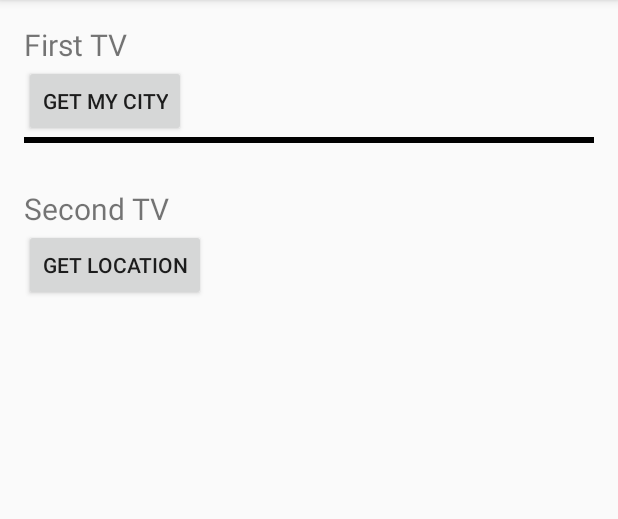
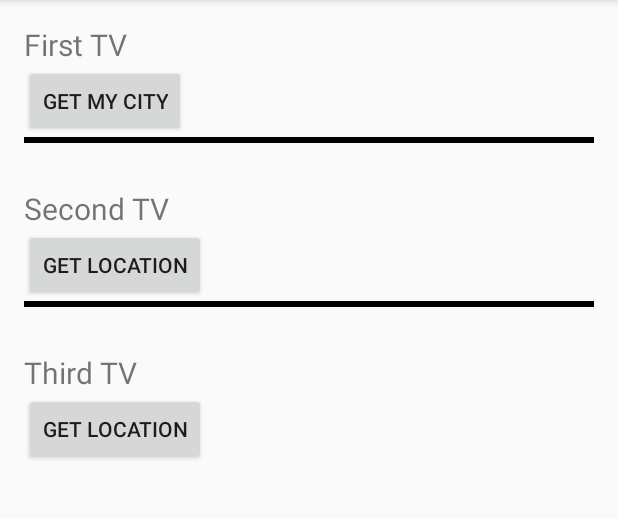
Before and after one commit to amit-upadhyay-IT/CityBasedLocation, an Android app: the screen it shows after launch (MainActivity), after a tap on "GET LOCATION", on a phone screen of 412 x 824 dp, the part 84-603 px from its top. Run offline under Robolectric (Android 15) with nearby library versions, the phone set to English and light mode, and no system bars.

```diff
--- a/app/build.gradle
+++ b/app/build.gradle
@@ -10,6 +10,7 @@ android {
         versionCode 1
         versionName "1.0"
         testInstrumentationRunner "android.support.test.runner.AndroidJUnitRunner"
+        vectorDrawables.useSupportLibrary = true
     }
     buildTypes {
         release {
@@ -24,8 +25,11 @@ dependencies {
     androidTestCompile('com.android.support.test.espresso:espresso-core:2.2.2', {
         exclude group: 'com.android.support', module: 'support-annotations'
     })
+
     compile 'com.android.support:appcompat-v7:25.2.0'
-    testCompile 'junit:junit:4.12'
     compile 'com.android.support:design:25.2.0'
     compile 'com.android.support:support-v4:25.2.0'
+    compile 'com.yayandroid:LocationManager:2.0.1'
+    compile 'com.android.support:support-vector-drawable:25.3.0'
+    testCompile 'junit:junit:4.12'
 }
--- a/app/src/main/AndroidManifest.xml
+++ b/app/src/main/AndroidManifest.xml
@@ -21,6 +21,9 @@
                 <category android:name="android.intent.category.LAUNCHER" />
             </intent-filter>
         </activity>
+        <activity
+            android:name=".locationapi.activity.EampleActiivty"
+            android:label="@string/title_activity_eample_actiivty"></activity>
     </application>
 
 </manifest>
--- a/app/src/main/java/com/amitupadhyay/citybasedlocation/MainActivity.java
+++ b/app/src/main/java/com/amitupadhyay/citybasedlocation/MainActivity.java
@@ -1,5 +1,8 @@
 package com.amitupadhyay.citybasedlocation;
 
+import android.content.Intent;
+import android.location.Address;
+import android.location.Geocoder;
 import android.location.Location;
 import android.os.Bundle;
 import android.support.v7.app.AppCompatActivity;
@@ -7,13 +10,18 @@ import android.view.View;
 import android.widget.Button;
 import android.widget.TextView;
 
+import com.amitupadhyay.citybasedlocation.locationapi.activity.EampleActiivty;
+
+import java.util.List;
+import java.util.Locale;
+
 public class MainActivity extends AppCompatActivity implements LocationFinder.OnLocationNotifiedListener, View.OnClickListener {
 
     Button getCurrentLocation;
     TextView locationTextview;
 
-    Button getLocationTwoBtn;
-    TextView setLocationTwoTV;
+    Button getLocationTwoBtn, getLocationThreeBtn;
+    TextView setLocationTwoTV, setLocationThreeTV;
 
     @Override
     protected void onCreate(Bundle savedInstanceState) {
@@ -26,6 +34,9 @@ public class MainActivity extends AppCompatActivity implements LocationFinder.On
         setLocationTwoTV = (TextView) findViewById(R.id.showLocationTwo);
         getLocationTwoBtn = (Button) findViewById(R.id.getLocationTwo);
 
+        setLocationThreeTV = (TextView) findViewById(R.id.showLocationThree);
+        getLocationThreeBtn = (Button) findViewById(R.id.getLocationThree);
+
         getCurrentLocation.setOnClickListener(new View.OnClickListener() {
             @Override
             public void onClick(View view) {
@@ -37,6 +48,7 @@ public class MainActivity extends AppCompatActivity implements LocationFinder.On
         });
 
         getLocationTwoBtn.setOnClickListener(this);
+        getLocationThreeBtn.setOnClickListener(this);
     }
 
     @Override
@@ -59,13 +71,66 @@ public class MainActivity extends AppCompatActivity implements LocationFinder.On
                     @Override
                     public void gotLocation(Location location){
                         //Got the location!
-                        setLocationTwoTV.setText(location.toString());
+                        double lat = location.getLatitude();
+                        double lon = location.getLongitude();
+
+                        /*Geocoder geocoder = new Geocoder(MainActivity.this, Locale.getDefault());
+                        List<Address> addresses = null;
+                        try {
+                            addresses = geocoder.getFromLocation(lat, lon, 1);
+                        } catch (IOException e) {
+                            e.printStackTrace();
+                        }
+
+                        if (addresses != null)
+                        {
+                            String cityName = addresses.get(0).getAddressLine(0);
+                            String stateName = addresses.get(0).getAddressLine(1);
+                            String countryName = addresses.get(0).getAddressLine(2);
+                            setLocationTwoTV.setText("City : "+cityName+", "+"\nState : "+stateName+", "+"\nCountry : "+countryName);
+                        }
+                        else
+                        {
+                            setLocationTwoTV.setText("Address is null");
+                        }*/
+                        String completeAddress = getCompleteAddressString(lat, lon);
+                        setLocationTwoTV.setText(completeAddress);
                     }
                 };
                 MyLocation myLocation = new MyLocation();
                 myLocation.getLocation(this, locationResult);
             }
             break;
+            case R.id.getLocationThree:
+            {
+                startActivity(new Intent(this, EampleActiivty.class));
+
+            }
+            break;
         }
     }
+
+    private String getCompleteAddressString(double LATITUDE, double LONGITUDE) {
+        String strAdd = "";
+        Geocoder geocoder = new Geocoder(this, Locale.getDefault());
+        try {
+            List<Address> addresses = geocoder.getFromLocation(LATITUDE, LONGITUDE, 1);
+            if (addresses != null) {
+                Address returnedAddress = addresses.get(0);
+                StringBuilder strReturnedAddress = new StringBuilder("");
+
+                for (int i = 0; i < returnedAddress.getMaxAddressLineIndex(); i++) {
+                    strReturnedAddress.append(returnedAddress.getAddressLine(i)).append("\n");
+                }
+                strAdd = strReturnedAddress.toString();
+                //Log.w("My Current loction address", "" + strReturnedAddress.toString());
+            } else {
+                //Log.w("My Current loction address", "No Address returned!");
+            }
+        } catch (Exception e) {
+            e.printStackTrace();
+            //Log.w("My Current loction address", "Canont get Address!");
+        }
+        return strAdd;
+    }
 }
--- a/app/src/main/java/com/amitupadhyay/citybasedlocation/MyLocation.java
+++ b/app/src/main/java/com/amitupadhyay/citybasedlocation/MyLocation.java
@@ -11,7 +11,6 @@ import android.os.Bundle;
 import android.support.v4.app.ActivityCompat;
 
 import java.util.Timer;
-import java.util.TimerTask;
 
 /**
  * Created by aupadhyay on 4/27/17.
@@ -59,7 +58,7 @@ public class MyLocation {
 
         if (gps_enabled)
         {
-            if (ActivityCompat.checkSelfPermission(context, Manifest.permission.ACCESS_FINE_LOCATION) != PackageManager.PERMISSION_GRANTED && ActivityCompat.checkSelfPermission(context, Manifest.permission.ACCESS_COARSE_LOCATION) != PackageManager.PERMISSION_GRANTED) {
+            if (ActivityCompat.checkSelfPermission((Activity)context, Manifest.permission.ACCESS_FINE_LOCATION) != PackageManager.PERMISSION_GRANTED && ActivityCompat.checkSelfPermission((Activity)context, Manifest.permission.ACCESS_COARSE_LOCATION) != PackageManager.PERMISSION_GRANTED) {
 
                 if (ActivityCompat.shouldShowRequestPermissionRationale((Activity) context,
                         Manifest.permission.ACCESS_FINE_LOCATION)) {
@@ -77,7 +76,7 @@ public class MyLocation {
 
         if (network_enabled)
         {
-            if (ActivityCompat.checkSelfPermission(context, Manifest.permission.ACCESS_FINE_LOCATION) != PackageManager.PERMISSION_GRANTED && ActivityCompat.checkSelfPermission(context, Manifest.permission.ACCESS_COARSE_LOCATION) != PackageManager.PERMISSION_GRANTED) {
+            if (ActivityCompat.checkSelfPermission((Activity)context, Manifest.permission.ACCESS_FINE_LOCATION) != PackageManager.PERMISSION_GRANTED && ActivityCompat.checkSelfPermission((Activity)context, Manifest.permission.ACCESS_COARSE_LOCATION) != PackageManager.PERMISSION_GRANTED) {
 
                 if (ActivityCompat.shouldShowRequestPermissionRationale((Activity) context,
                         Manifest.permission.ACCESS_FINE_LOCATION)) {
@@ -93,14 +92,14 @@ public class MyLocation {
                 lm.requestLocationUpdates(LocationManager.NETWORK_PROVIDER, 0, 0, locationListenerNetwork);
         }
 
-        timer1 = new Timer();
-        timer1.schedule(new GetLastLocation(), 20000);
+        /*timer1 = new Timer();
+        timer1.schedule(new GetLastLocation(), 20000);*/
         return true;
     }
 
     LocationListener locationListenerGps = new LocationListener() {
         public void onLocationChanged(Location location) {
-            timer1.cancel();
+            //timer1.cancel();
             locationResult.gotLocation(location);
             lm.removeUpdates(this);
             lm.removeUpdates(locationListenerNetwork);
@@ -134,7 +133,7 @@ public class MyLocation {
         }
     };
 
-    class GetLastLocation extends TimerTask {
+   /* class GetLastLocation extends TimerTask {
         @Override
         public void run() {
             lm.removeUpdates(locationListenerGps);
@@ -199,7 +198,7 @@ public class MyLocation {
             }
             locationResult.gotLocation(null);
         }
-    }
+    }*/
 
     public static abstract class LocationResult{
         public abstract void gotLocation(Location location);
--- a/app/src/main/res/layout/activity_main.xml
+++ b/app/src/main/res/layout/activity_main.xml
@@ -42,4 +42,23 @@
         android:layout_height="wrap_content"
         android:id="@+id/getLocationTwo"
         android:text="Get Location"/>
+
+    <View
+        android:layout_width="match_parent"
+        android:layout_height="4dp"
+        android:layout_marginBottom="30dp"
+        android:background="@android:color/black"/>
+
+    <TextView
+        android:layout_width="match_parent"
+        android:layout_height="wrap_content"
+        android:id="@+id/showLocationThree"
+        android:text="Third TV"
+        android:textSize="20sp"/>
+
+    <Button
+        android:layout_width="wrap_content"
+        android:layout_height="wrap_content"
+        android:id="@+id/getLocationThree"
+        android:text="Get Location"/>
 </LinearLayout>
--- a/app/src/main/res/values/strings.xml
+++ b/app/src/main/res/values/strings.xml
@@ -17,4 +17,8 @@
     <string name="location_settings_message">Location is not enabled. Do you wish to go to the settings menu?</string>
     <string name="location_settings_button">Settings</string>
     <string name="action_weather_map">Weather Map</string>
+    <string name="title_activity_eample_actiivty">EampleActiivty</string>
+    <string name="title_home">Home</string>
+    <string name="title_dashboard">Dashboard</string>
+    <string name="title_notifications">Notifications</string>
 </resources>
```
Also changed, not shown: app/src/main/java/com/amitupadhyay/citybasedlocation/locationapi/SampleApplication.java (added, +18 -0 lines), app/src/main/java/com/amitupadhyay/citybasedlocation/locationapi/SamplePresenter.java (added, +125 -0 lines), app/src/main/java/com/amitupadhyay/citybasedlocation/locationapi/activity/EampleActiivty.java (added, +139 -0 lines), app/src/main/res/drawable/ic_dashboard_black_24dp.xml (added, +9 -0 lines), app/src/main/res/drawable/ic_home_black_24dp.xml (added, +9 -0 lines), app/src/main/res/drawable/ic_notifications_black_24dp.xml (added, +9 -0 lines), app/src/main/res/layout/activity_eample_actiivty.xml (added, +37 -0 lines), app/src/main/res/menu/navigation.xml (added, +19 -0 lines).
